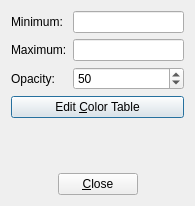
The window that SeismicUI/volumedisplayoptionsdialog.ui (fsoos74/su) describes before a commit, drawn with Qt 5.
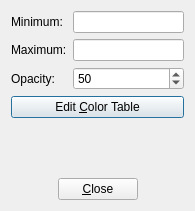
The same window after the commit. Icons and pictures are not drawn.

Patch:
```diff
--- a/SeismicUI/volumedisplayoptionsdialog.ui
+++ b/SeismicUI/volumedisplayoptionsdialog.ui
@@ -7,7 +7,7 @@
     <x>0</x>
     <y>0</y>
     <width>195</width>
-    <height>206</height>
+    <height>211</height>
    </rect>
   </property>
   <property name="windowTitle">
```
Left out of the diff: 8 changed lines with no effect on the pictures.
